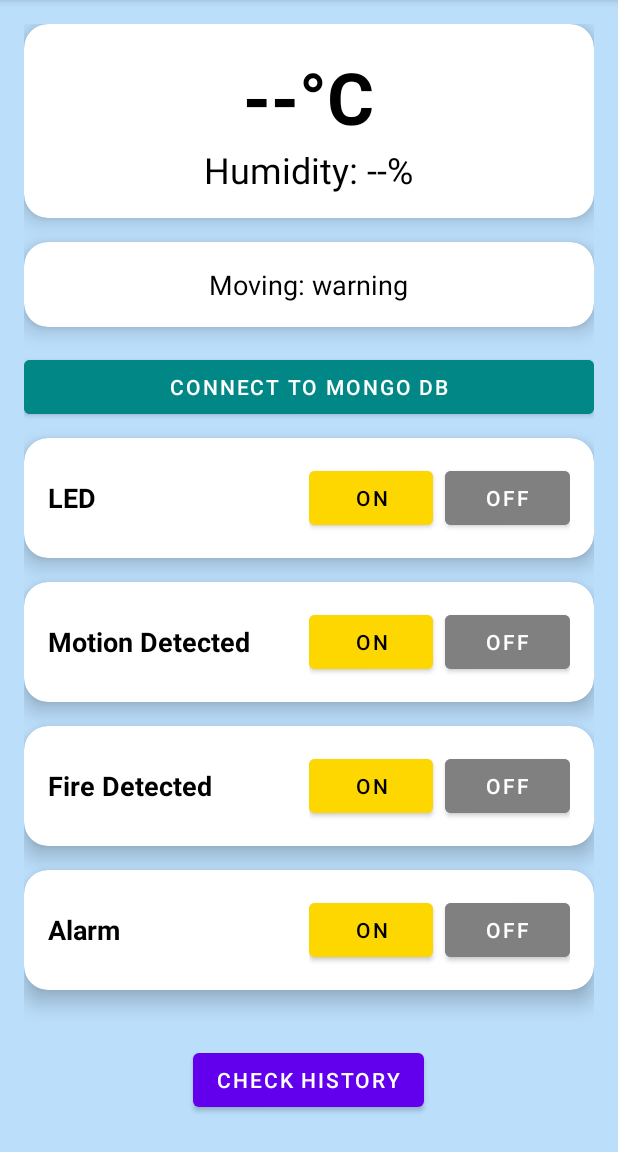
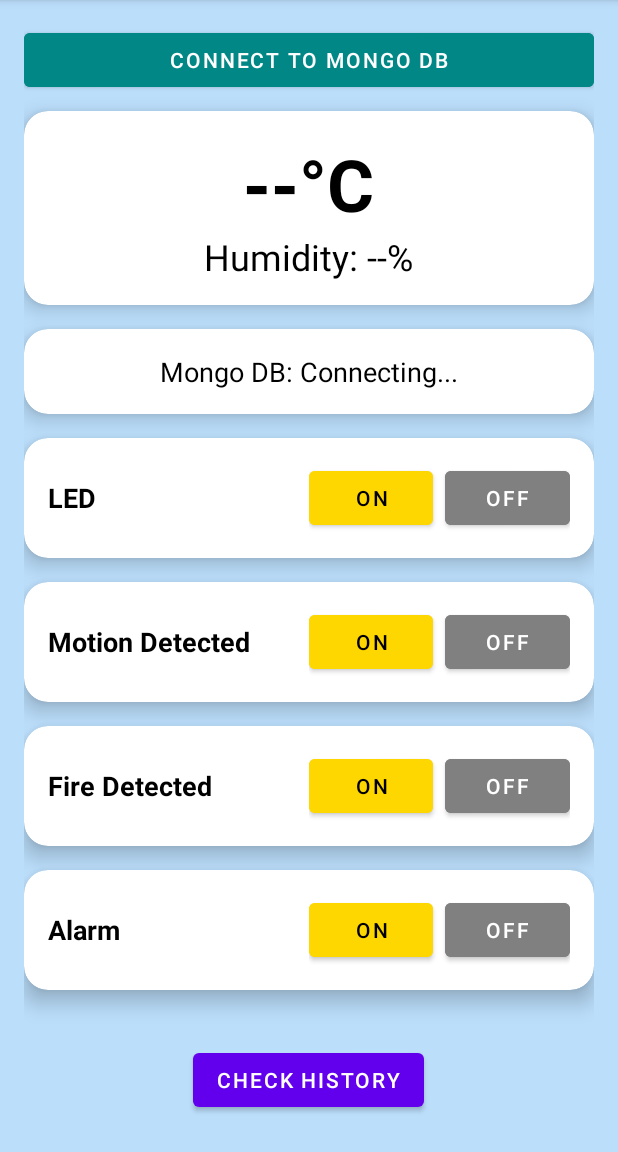
Before and after one commit to mitobekaito/SuperNova, an Android app: the screen it shows after launch (MainActivity), after a tap on "ON", on a phone screen of 412 x 824 dp, the part 84-1236 px from its top. Run offline under Robolectric (Android 15) with nearby library versions, the light colour scheme and no system bars; 1 other tap on this screen came first.

Commit message:
ボタンの修正

```diff
--- a/app/src/main/java/supernova/ui/MainActivity.kt
+++ b/app/src/main/java/supernova/ui/MainActivity.kt
@@ -16,6 +16,7 @@ class MainActivity : AppCompatActivity() {
     private lateinit var tvTemperature: TextView
     private lateinit var tvHumidity: TextView
     private lateinit var tvMoving: TextView
+    private lateinit var btnMongoDBConnect: Button
     private lateinit var btnLEDOn: Button
     private lateinit var btnLEDOff: Button
     private lateinit var btnSoundOn: Button
@@ -54,6 +55,11 @@ class MainActivity : AppCompatActivity() {
             btnAlarmOn, btnAlarmOff
         )
 
+        // ✅ Mongo DB 接続ボタンの処理修正
+        btnMongoDBConnect.setOnClickListener {
+            tvMoving.text = "Mongo DB: Connecting..."
+        }
+
     }
 
     // ✅ UIの初期化
@@ -61,6 +67,7 @@ class MainActivity : AppCompatActivity() {
         tvTemperature = findViewById(R.id.tvTemperature)
         tvHumidity = findViewById(R.id.tvHumidity)
         tvMoving = findViewById(R.id.tvMoving)
+        btnMongoDBConnect = findViewById(R.id.btnMongoDBConnect)
 
         btnLEDOn = findViewById(R.id.btnLEDOn)
         btnLEDOff = findViewById(R.id.btnLEDOff)
--- a/app/src/main/res/layout/activity_main.xml
+++ b/app/src/main/res/layout/activity_main.xml
@@ -8,6 +8,14 @@
     android:gravity="center_horizontal"
     android:background="@color/light_blue">
 
+    <Button
+        android:id="@+id/btnMongoDBConnect"
+        android:layout_width="match_parent"
+        android:layout_height="wrap_content"
+        android:text="Connect to Mongo DB"
+        android:backgroundTint="@color/teal_700"
+        android:textColor="@color/white"
+        android:layout_marginBottom="10dp"/>
 
     <!-- 温度・湿度表示エリア -->
     <androidx.cardview.widget.CardView
@@ -72,16 +80,6 @@
                 android:textColor="@color/black"/>
         </LinearLayout>
     </androidx.cardview.widget.CardView>
-
-
-    <Button
-        android:id="@+id/btnWifiConnect"
-        android:layout_width="match_parent"
-        android:layout_height="wrap_content"
-        android:text="Connect to Mongo DB"
-        android:backgroundTint="@color/teal_700"
-        android:textColor="@color/white"
-        android:layout_marginBottom="10dp"/>
 
     <!--  LEDのON/OFFボタンエリア  -->
     <androidx.cardview.widget.CardView
```
